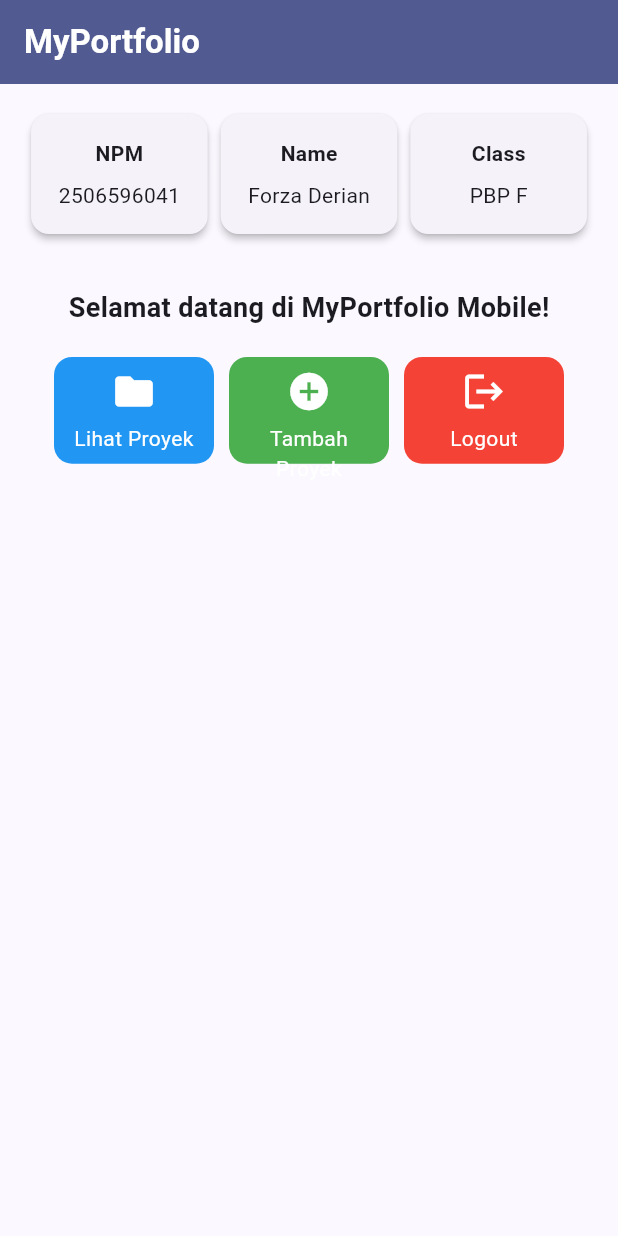
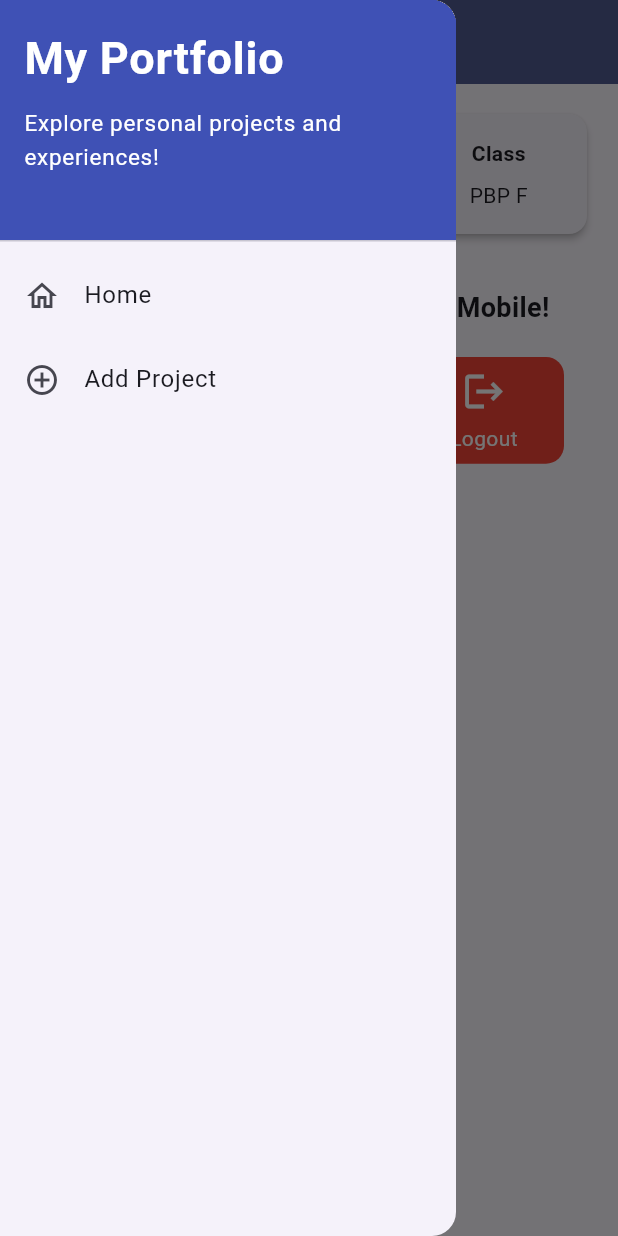
Before and after one commit to voruzaa/myportofolio_mobile, a Flutter app: the screen it shows after launch, with the side drawer open (before the commit the screen has no drawer), on a phone screen of 412 x 824 dp. Run offline on Flutter 3.47's test engine with Material 3 defaults, Android fonts, the phone set to English and light mode, and no system bars; our stand-ins replace material_ui.

Commit message:
Tutorial 9

```diff
--- a/lib/main.dart
+++ b/lib/main.dart
@@ -1,5 +1,5 @@
-import 'package:flutter/material.dart';
-import 'package:myportofolio_mobile/menu.dart';
+import 'package:material_ui/material_ui.dart';
+import 'package:myportofolio_mobile/screens/menu.dart';
 
 void main() {
   runApp(const MyApp());
--- a/lib/menu.dart
+++ b/lib/screens/menu.dart
@@ -1,4 +1,6 @@
-import 'package:flutter/material.dart';
+import 'package:material_ui/material_ui.dart';
+import 'package:myportofolio_mobile/widgets/left_drawer.dart';
+import 'package:myportofolio_mobile/widgets/project_card.dart';
 
 class MyHomePage extends StatelessWidget {
   MyHomePage({super.key});
@@ -24,7 +26,9 @@ class MyHomePage extends StatelessWidget {
           style: TextStyle(color: Colors.white, fontWeight: FontWeight.bold),
         ),
         backgroundColor: Theme.of(context).colorScheme.primary,
+        iconTheme: const IconThemeData(color: Colors.white),
       ),
+      drawer: const LeftDrawer(),
       // Body halaman utama dengan padding di sekelilingnya.
       body: SingleChildScrollView(
         child: Padding(
@@ -119,47 +123,3 @@ class ItemHomepage {
 
   ItemHomepage(this.name, this.icon, this.color);
 }
-
-class ItemCard extends StatelessWidget {
-  final ItemHomepage item;
-
-  const ItemCard(this.item, {super.key});
-
-  @override
-  Widget build(BuildContext context) {
-    return Material(
-      color: item.color,
-      borderRadius: BorderRadius.circular(12),
-      child: InkWell(
-        // Aksi ketika kartu ditekan oleh pengguna.
-        onTap: () {
-          // Menampilkan SnackBar dengan pesan interaktif.
-          ScaffoldMessenger.of(context)
-            ..hideCurrentSnackBar()
-            ..showSnackBar(
-              SnackBar(
-                content: Text("Kamu telah menekan tombol ${item.name}!"),
-              ),
-            );
-        },
-        child: Container(
-          padding: const EdgeInsets.all(8),
-          child: Center(
-            child: Column(
-              mainAxisAlignment: MainAxisAlignment.center,
-              children: [
-                Icon(item.icon, color: Colors.white, size: 30.0),
-                const Padding(padding: EdgeInsets.all(3)),
-                Text(
-                  item.name,
-                  textAlign: TextAlign.center,
-                  style: const TextStyle(color: Colors.white),
-                ),
-              ],
-            ),
-          ),
-        ),
-      ),
-    );
-  }
-}
--- /dev/null
+++ b/lib/widgets/left_drawer.dart
@@ -0,0 +1,74 @@
+import 'package:material_ui/material_ui.dart';
+import 'package:myportofolio_mobile/screens/menu.dart';
+import 'package:myportofolio_mobile/screens/project_form.dart';
+
+class LeftDrawer extends StatelessWidget {
+  const LeftDrawer({super.key});
+
+  @override
+  Widget build(BuildContext context) {
+    return Drawer(
+      child: ListView(
+        children: [
+          // TODO: Bagian drawer header
+          const DrawerHeader(
+            decoration: BoxDecoration(
+              color: Colors.indigo,
+            ),
+            child: Column(
+              crossAxisAlignment: CrossAxisAlignment.start,
+              children: [
+                Text(
+                  'My Portfolio',
+                  style: TextStyle(
+                    fontSize: 30,
+                    fontWeight: FontWeight.bold,
+                    color: Colors.white,
+                  ),
+                ),
+                SizedBox(height: 10),
+                Text(
+                  'Explore personal projects and experiences!',
+                  style: TextStyle(
+                    fontSize: 15,
+                    color: Colors.white,
+                  ),
+                ),
+              ],
+            ),
+          ),
+          // TODO: Bagian routing
+          ListTile(
+            leading: const Icon(Icons.home_outlined),
+            title: const Text('Home'),
+            // Navigasi ke halaman utama portofolio
+            onTap: () {
+              Navigator.pushReplacement(
+                context,
+                MaterialPageRoute(
+                  builder: (context) => MyHomePage(),
+                ),
+              );
+            },
+          ),
+          ListTile(
+            leading: const Icon(Icons.add_circle_outline),
+            title: const Text('Add Project'),
+            // Navigasi ke halaman tambah proyek
+            onTap: () {
+              /*
+              TODO: Buatlah routing ke halaman ProjectFormPage yang akan dibuat nanti.
+              */
+              Navigator.push(
+                context,
+                MaterialPageRoute(
+                  builder: (context) => const ProjectFormPage(),
+                ),
+              );
+            },
+          ),
+        ],
+      ),
+    );
+  }
+}
--- /dev/null
+++ b/lib/widgets/project_card.dart
@@ -0,0 +1,57 @@
+import 'package:material_ui/material_ui.dart';
+import 'package:myportofolio_mobile/screens/menu.dart';
+import 'package:myportofolio_mobile/screens/project_form.dart';
+
+class ItemCard extends StatelessWidget {
+  final ItemHomepage item;
+
+  const ItemCard(this.item, {super.key});
+
+  @override
+  Widget build(BuildContext context) {
+    return Material(
+      color: item.color,
+      borderRadius: BorderRadius.circular(12),
+      child: InkWell(
+        // Aksi ketika kartu ditekan oleh pengguna.
+        onTap: () {
+          // Menampilkan SnackBar dengan pesan interaktif.
+          ScaffoldMessenger.of(context)
+            ..hideCurrentSnackBar()
+            ..showSnackBar(
+              SnackBar(
+                content: Text("Kamu telah menekan tombol ${item.name}!"),
+              ),
+            );
+          // Navigate ke halaman yang sesuai
+          if (item.name == "Tambah Proyek") {
+            // TODO: Gunakan Navigator.push() untuk melakukan navigasi ke MaterialPageRoute yang mencakup ProjectFormPage
+            Navigator.push(
+              context,
+              MaterialPageRoute(
+                builder: (context) => const ProjectFormPage(),
+              ),
+            );
+          }
+        },
+        child: Container(
+          padding: const EdgeInsets.all(8),
+          child: Center(
+            child: Column(
+              mainAxisAlignment: MainAxisAlignment.center,
+              children: [
+                Icon(item.icon, color: Colors.white, size: 30.0),
+                const Padding(padding: EdgeInsets.all(3)),
+                Text(
+                  item.name,
+                  textAlign: TextAlign.center,
+                  style: const TextStyle(color: Colors.white),
+                ),
+              ],
+            ),
+          ),
+        ),
+      ),
+    );
+  }
+}
--- a/pubspec.yaml
+++ b/pubspec.yaml
@@ -34,6 +34,7 @@ dependencies:
   # The following adds the Cupertino Icons font to your application.
   # Use with the CupertinoIcons class for iOS style icons.
   cupertino_icons: ^1.0.8
+  material_ui: ^1.11.1
 
 dev_dependencies:
   flutter_test:
```
Also changed, not shown: lib/screens/project_form.dart (added, +212 -0 lines), pubspec.lock.
